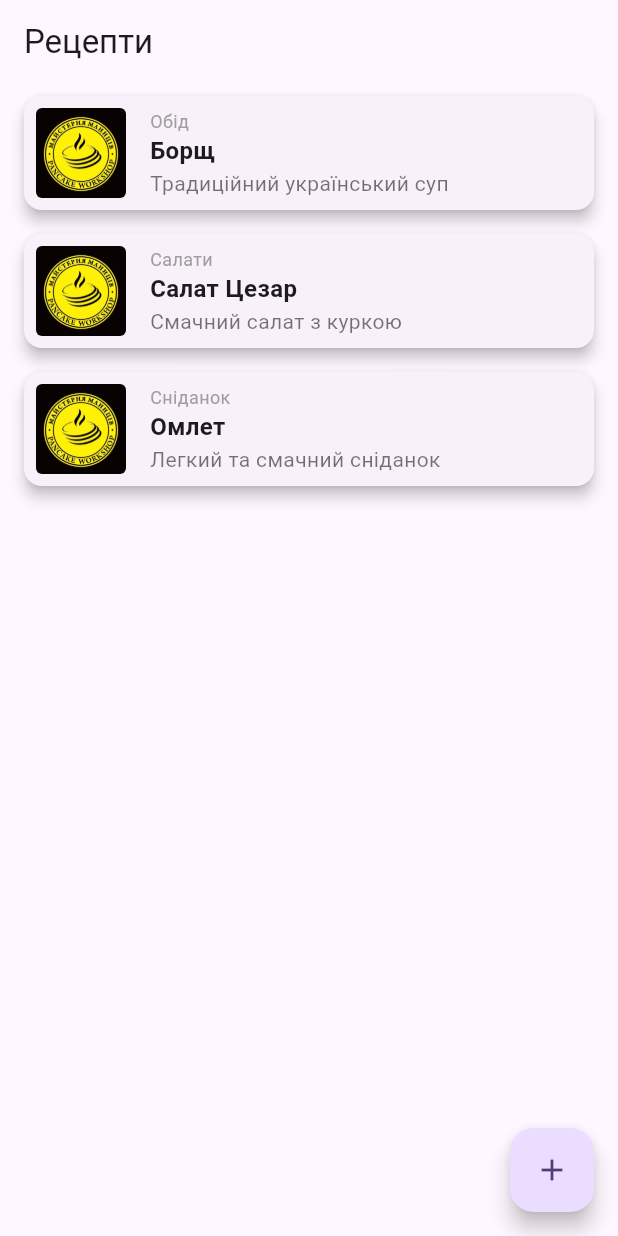
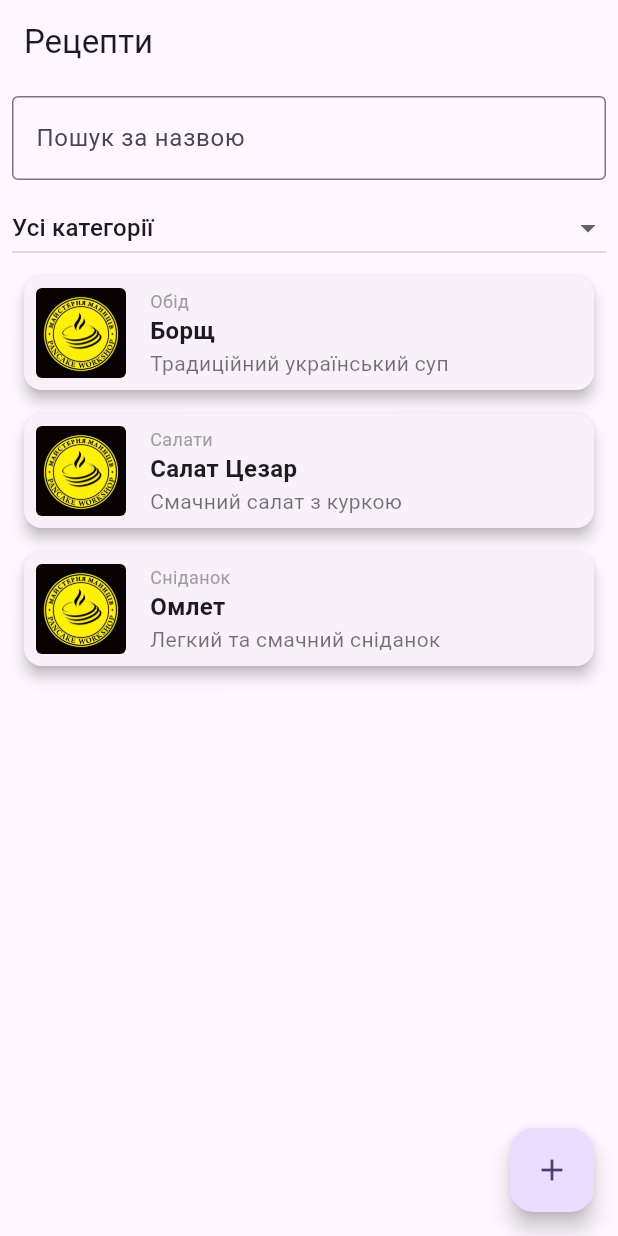
Before and after one commit to Spartakm67/flutter_home_work9, a Flutter app: the screen it shows after launch, on a phone screen of 412 x 824 dp. Run offline on Flutter 3.47's test engine with Material 3 defaults, Android fonts, the phone set to English and light mode, and no system bars.

Commit message:
Search and filter resources added

```diff
--- a/lib/repository/recipe_repository.dart
+++ b/lib/repository/recipe_repository.dart
@@ -45,4 +45,9 @@ class RecipeRepository {
   static void addRecipe(Recipe recipe) {
     recipes.add(recipe);
   }
+
+  static List<String> getAllCategories() {
+    final categories = recipes.map((recipe) => recipe.category).toSet().toList();
+    return categories;
+  }
 }
--- a/lib/screens/recipe_list_screen.dart
+++ b/lib/screens/recipe_list_screen.dart
@@ -13,6 +13,9 @@ class RecipeListPage extends StatefulWidget {
 
 class _RecipeListPageState extends State<RecipeListPage> {
   List<Recipe> recipes = [];
+  TextEditingController searchController = TextEditingController();
+  String searchRecipe = "";
+  String? selectedCategory;
 
   @override
   void initState() {
@@ -28,24 +31,78 @@ class _RecipeListPageState extends State<RecipeListPage> {
 
   @override
   Widget build(BuildContext context) {
+    final allRecipes = RecipeRepository.getAllRecipes();
+    final filteredRecipes = allRecipes.where((recipe) {
+      final matchesQuery = recipe.title.toLowerCase().contains(searchRecipe.toLowerCase());
+      final matchesCategory = selectedCategory == null || recipe.category == selectedCategory;
+      return matchesQuery && matchesCategory;
+    }).toList();
     return Scaffold(
       appBar: AppBar(
         title: const Text('Рецепти'),
       ),
-      body: ListView.builder(
-        itemCount: recipes.length,
-        itemBuilder: (context, index) {
-          final recipe = recipes[index];
-          return RecipeCard(recipe: recipe);
-        },
+      body: Column(
+        children: [
+          Padding(
+            padding: const EdgeInsets.all(8.0),
+            child: TextField(
+              controller: searchController,
+              onChanged: (query) {
+                setState(() => searchRecipe = query);
+              },
+              decoration: const InputDecoration(
+                labelText: 'Пошук за назвою',
+                border: OutlineInputBorder(),
+              ),
+            ),
+          ),
+          Padding(
+            padding: const EdgeInsets.symmetric(horizontal: 8.0),
+            child: DropdownButton<String>(
+              value: selectedCategory,
+              hint: const Text("Обрати категорію"),
+              onChanged: (category) {
+                setState(() => selectedCategory = category);
+              },
+              isExpanded: true,
+              items: [
+                const DropdownMenuItem(
+                  value: null,
+                  child: Text("Усі категорії"),
+                ),
+                ...RecipeRepository.getAllCategories().map((category) {
+                  return DropdownMenuItem(
+                    value: category,
+                    child: Text(category),
+                  );
+                }),
+              ],
+            ),
+          ),
+          // Expanded(
+          //   child: ListView.builder(
+          //     itemCount: recipes.length,
+          //     itemBuilder: (context, index) {
+          //       final recipe = recipes[index];
+          //       return RecipeCard(recipe: recipe);
+          //     },
+          //   ),
+          // ),
+          Expanded(
+            child: ListView.builder(
+              itemCount: filteredRecipes.length,
+              itemBuilder: (context, index) {
+                final recipe = filteredRecipes[index];
+                return RecipeCard(recipe: recipe);
+              },
+            ),
+          ),
+        ],
       ),
       floatingActionButton: FloatingActionButton(
         onPressed: () async {
-          final result = await
-              Navigator.push(
-              context,
-              MaterialPageRoute(
-              builder: (_) => const RecipeForm()));
+          final result = await Navigator.push(
+              context, MaterialPageRoute(builder: (_) => const RecipeForm()));
 
           if (result == true) {
             _loadRecipes();
```
